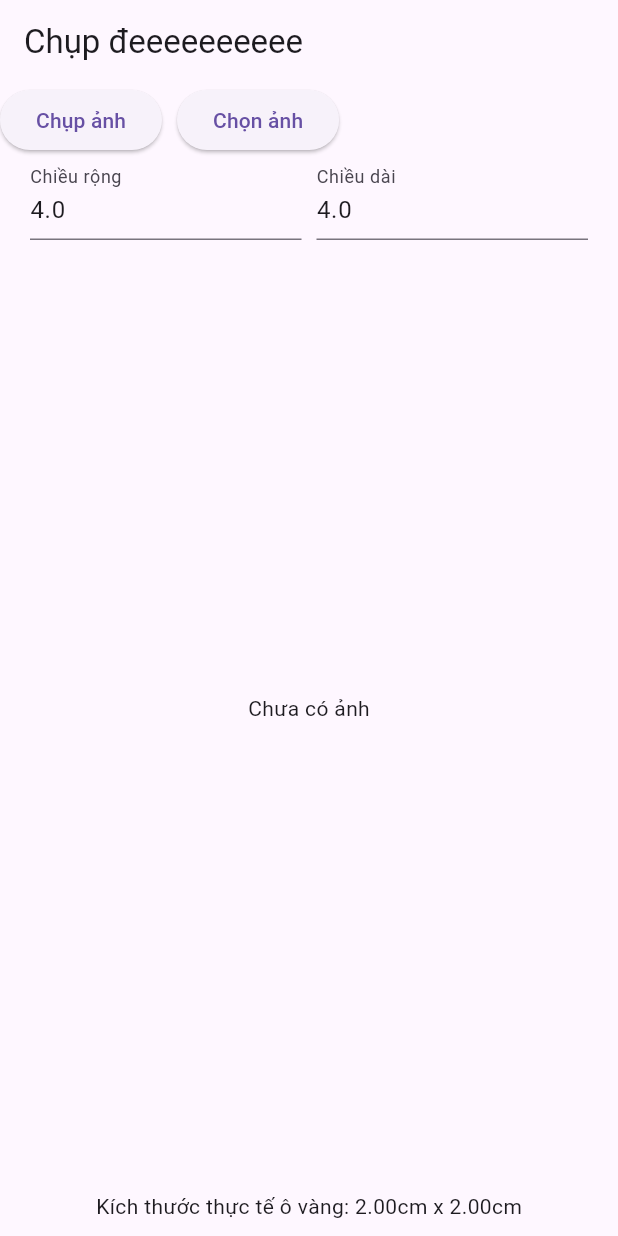
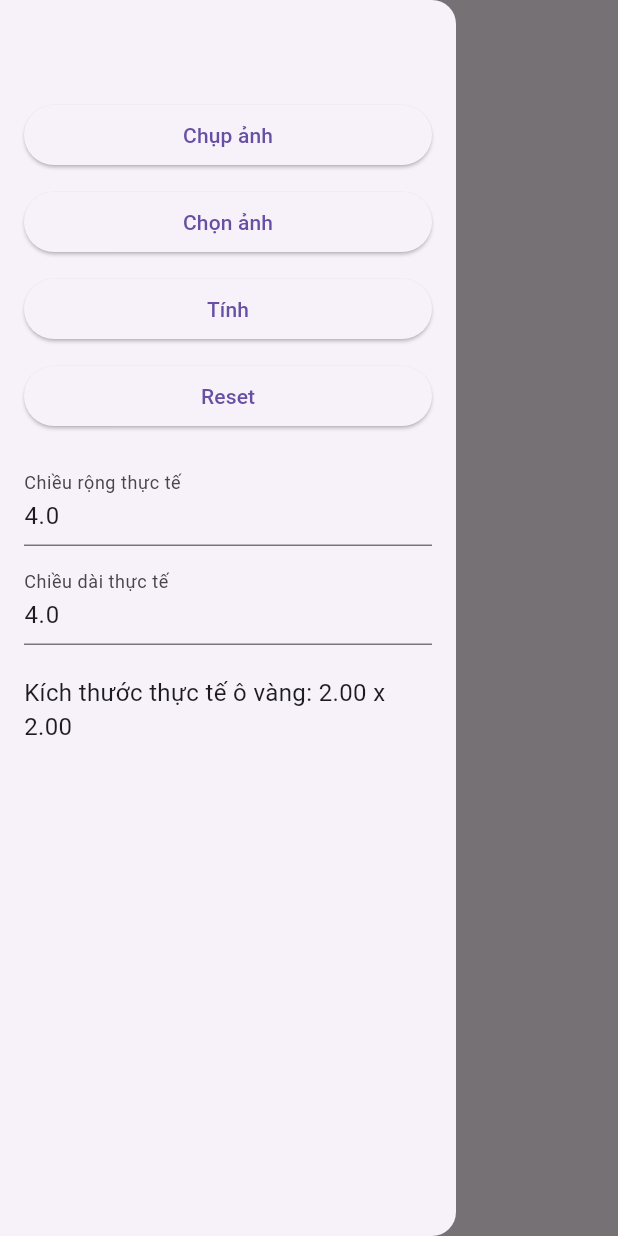
Before and after one commit to ndhphuc68/flluter-camera, a Flutter app: the screen it shows after launch, with the side drawer open (before the commit the screen has no drawer), on a phone screen of 412 x 824 dp. Run offline on Flutter 3.47's test engine with Material 3 defaults, Android fonts, the phone set to English and light mode, and no system bars; our stand-ins replace image_picker.

Commit message:
Update main.dart

```diff
--- a/lib/main.dart
+++ b/lib/main.dart
@@ -1,4 +1,5 @@
 import 'dart:io';
+import 'dart:math';
 import 'package:flutter/material.dart';
 import 'package:image_picker/image_picker.dart';
 
@@ -20,12 +21,12 @@ class _ImageWithTwoSquaresState extends State<ImageWithTwoSquares> {
   Rect square1 = const Rect.fromLTWH(50, 100, 200, 200); // Ô đỏ
   Rect square2 = const Rect.fromLTWH(120, 150, 100, 100); // Ô vàng
 
-  TextEditingController realWidthController =
-      TextEditingController(text: "4.0");
-  TextEditingController realHeightController =
-      TextEditingController(text: "4.0");
+  TextEditingController realWidthController = TextEditingController(text: "4.0");
+  TextEditingController realHeightController = TextEditingController(text: "4.0");
 
-  // Hàm chọn ảnh từ camera
+  double scaleY = 1.0;
+  double _rotation = 0.0;
+
   Future<void> _pickImage(ImageSource source) async {
     final pickedFile = await picker.pickImage(source: source);
     if (pickedFile != null) {
@@ -48,73 +49,119 @@ class _ImageWithTwoSquaresState extends State<ImageWithTwoSquares> {
     };
   }
 
+  void _updateRedSquareDistortion() {
+    setState(() {
+      scaleY = square1.width / square1.height;
+    });
+  }
+
+  void _resetState() {
+    setState(() {
+      square1 = const Rect.fromLTWH(50, 100, 200, 200);
+      square2 = const Rect.fromLTWH(120, 150, 100, 100);
+      scaleY = 1.0;
+      _rotation = 0.0;
+      realWidthController.text = "4.0";
+      realHeightController.text = "4.0";
+      _image = null;
+    });
+  }
+
   @override
   Widget build(BuildContext context) {
     Map<String, double> realSizeYellow = _calculateYellowSquareRealSize();
 
     return Scaffold(
-      appBar: AppBar(title: const Text("Chụp đeeeeeeeeee")),
-      body: Column(
+      appBar: AppBar(
+        title: const Text("Tính"),
+        leading: Builder(
+          builder: (context) => IconButton(
+            icon: const Icon(Icons.menu),
+            onPressed: () => Scaffold.of(context).openDrawer(),
+          ),
+        ),
+      ),
+      drawer: Drawer(
+        child: ListView(
+          padding: const EdgeInsets.all(16.0),
           children: [
-          Row(
-            children: [
+            const SizedBox(height: 50,),
             ElevatedButton(
-                onPressed: () => _pickImage(ImageSource.camera),
+              onPressed: () {
+                _pickImage(ImageSource.camera);
+                Navigator.pop(context);
+              },
               child: const Text("Chụp ảnh"),
             ),
-              const SizedBox(width: 10),
+            const SizedBox(height: 10),
             ElevatedButton(
-                onPressed: () => _pickImage(ImageSource.gallery),
+              onPressed: () {
+                _pickImage(ImageSource.gallery);
+                Navigator.pop(context);
+              },
               child: const Text("Chọn ảnh"),
             ),
-            ],
+            const SizedBox(height: 10),
+            ElevatedButton(
+              onPressed: () {
+                _updateRedSquareDistortion();
+                Navigator.pop(context);
+              },
+              child: const Text("Tính"),
             ),
-          Padding(
-            padding: const EdgeInsets.symmetric(horizontal: 20),
-            child: Row(
-              children: [
-                Expanded(
-                  child: TextField(
+            const SizedBox(height: 10),
+            ElevatedButton(
+              onPressed: () {
+                _resetState();
+                Navigator.pop(context);
+              },
+              child: const Text("Reset"),
+            ),
+            const SizedBox(height: 20),
+            TextField(
               controller: realWidthController,
               keyboardType: TextInputType.number,
-                    decoration: const InputDecoration(
-                        labelText: "Chiều rộng"),
+              decoration: const InputDecoration(labelText: "Chiều rộng thực tế"),
               onChanged: (val) => setState(() {}),
             ),
-                ),
-                const SizedBox(width: 10),
-                Expanded(
-                  child: TextField(
+            const SizedBox(height: 10),
+            TextField(
               controller: realHeightController,
               keyboardType: TextInputType.number,
-                    decoration: const InputDecoration(
-                        labelText: "Chiều dài"),
+              decoration: const InputDecoration(labelText: "Chiều dài thực tế"),
               onChanged: (val) => setState(() {}),
             ),
+            const SizedBox(height: 20),
+            Text(
+              "Kích thước thực tế ô vàng: ${realSizeYellow["width"]?.toStringAsFixed(2)} x ${realSizeYellow["height"]?.toStringAsFixed(2)}",
+              style: const TextStyle(fontSize: 16),
             ),
           ],
         ),
       ),
+      body: Column(
+        children: [
           Expanded(
             child: _image == null
                 ? const Center(child: Text("Chưa có ảnh"))
-                : Stack(children: [
-                    Image.file(_image!,
-                        fit: BoxFit.cover, width: double.infinity),
+                : Stack(
+              children: [
+                Center(
+                  child: Transform.scale(
+                    scaleY: scaleY,
+                    child: Image.file(_image!, fit: BoxFit.cover, width: double.infinity, height: double.infinity),
+                  ),
+                ),
                 _buildResizableSquare(square1, Colors.red, (newRect) {
                   setState(() => square1 = newRect);
                 }),
                 _buildResizableSquare(square2, Colors.yellow, (newRect) {
                   setState(() => square2 = newRect);
+                }, rotation: _rotation, onRotate: (newAngle) {
+                  setState(() {
+                    _rotation = newAngle;
+                  });
                 }),
-                  ]),
-          ),
-          Padding(
-            padding: const EdgeInsets.all(10),
-            child: Column(
-              children: [
-                Text(
-                    "Kích thước thực tế ô vàng: ${realSizeYellow["width"]?.toStringAsFixed(2)}cm x ${realSizeYellow["height"]?.toStringAsFixed(2)}cm"),
               ],
             ),
           ),
@@ -123,19 +170,20 @@ class _ImageWithTwoSquaresState extends State<ImageWithTwoSquares> {
     );
   }
 
-  Widget _buildResizableSquare(
-      Rect rect, Color borderColor, Function(Rect) onUpdate) {
+  Widget _buildResizableSquare(Rect rect, Color borderColor, Function(Rect) onUpdate, {double rotation = 0.0, Function(double)? onRotate}) {
     return Positioned(
       left: rect.left,
       top: rect.top,
       child: GestureDetector(
         onPanUpdate: (details) {
           setState(() {
-            onUpdate(Rect.fromLTWH(rect.left + details.delta.dx,
-                rect.top + details.delta.dy, rect.width, rect.height));
+            onUpdate(Rect.fromLTWH(rect.left + details.delta.dx, rect.top + details.delta.dy, rect.width, rect.height));
           });
         },
+        child: Transform.rotate(
+          angle: rotation,
           child: Stack(
+            clipBehavior: Clip.none,
             children: [
               Container(
                 width: rect.width,
@@ -150,20 +198,43 @@ class _ImageWithTwoSquaresState extends State<ImageWithTwoSquares> {
                 child: GestureDetector(
                   onPanUpdate: (details) {
                     setState(() {
-                    onUpdate(Rect.fromLTWH(
-                        rect.left,
-                        rect.top,
-                        rect.width + details.delta.dx,
-                        rect.height + details.delta.dy));
+                      onUpdate(Rect.fromLTWH(rect.left, rect.top, rect.width + details.delta.dx, rect.height + details.delta.dy));
                     });
                   },
-                child: const Icon(Icons.open_in_full,
-                    color: Colors.blue, size: 24),
+                  child: const Icon(Icons.open_in_full, color: Colors.blue, size: 24),
+                ),
+              ),
+              Positioned(
+                right: 0,
+                top: 0,
+                child: GestureDetector(
+                  onPanUpdate: (details) {
+                    if (onRotate != null) {
+                      final centerX = rect.left + rect.width / 2;
+                      final centerY = rect.top + rect.height / 2;
+                      final touchX = rect.left + rect.width + details.localPosition.dx;
+                      final touchY = rect.top + details.localPosition.dy;
+                      final angle = atan2(touchY - centerY, touchX - centerX);
+                      setState(() {
+                        onRotate(angle);
+                      });
+                    }
+                  },
+                  child: Container(
+                    width: 24,
+                    height: 24,
+                    decoration: const BoxDecoration(
+                      shape: BoxShape.circle,
+                      color: Colors.blue,
+                    ),
+                    child: const Icon(Icons.rotate_right, color: Colors.white, size: 16),
+                  ),
                 ),
               ),
             ],
           ),
         ),
+      ),
     );
   }
 }
```
Lines whose indentation alone changed are shown as unchanged.
